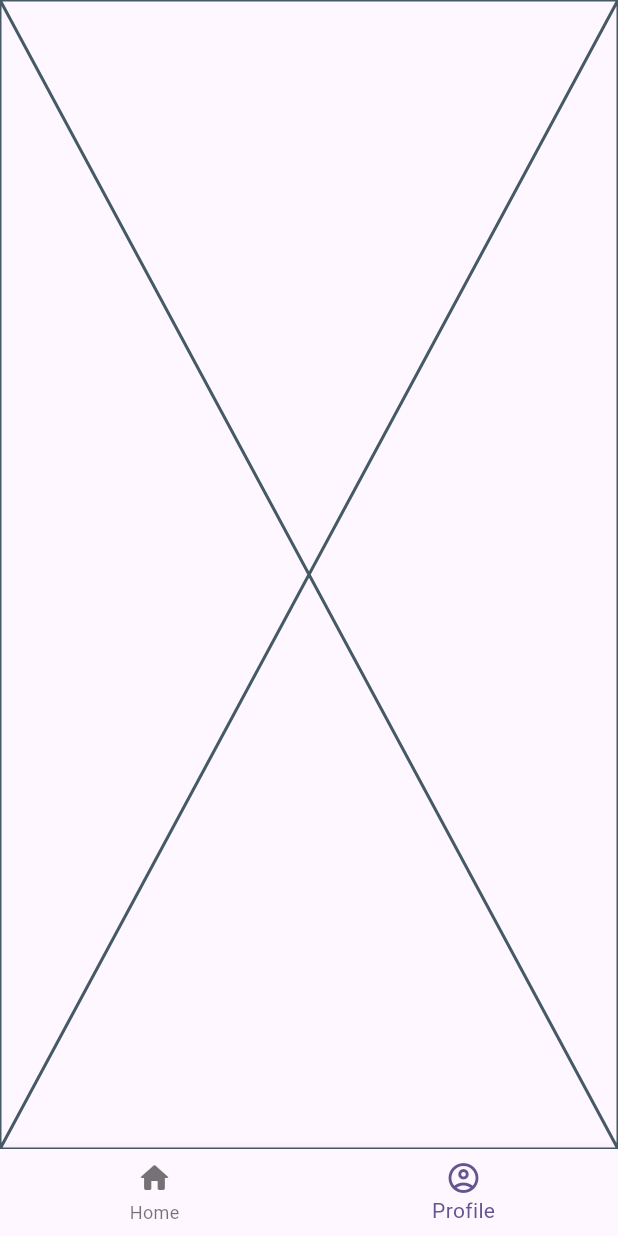
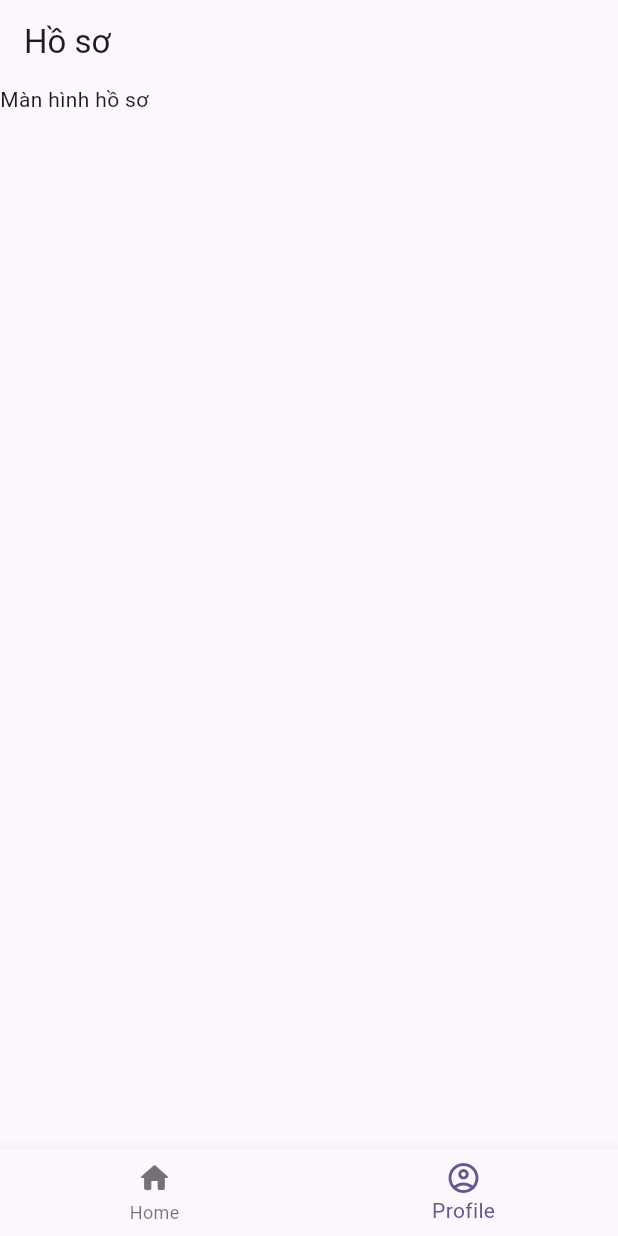
Before and after one commit to thienhdbse170185/F-Journey.Mobile, a Flutter app: the screen it shows after launch, item 2 of the bottom bar chosen, on a phone screen of 412 x 824 dp. Run offline on Flutter 3.47's test engine with Material 3 defaults, Android fonts, the phone set to English and light mode, and no system bars; our stand-ins replace bloc, dio, dotted_border, firebase_auth, firebase_core, flutter_bloc and 9 more; accounts and stored records are empty.

Commit message:
Refactor passenger profile widget to include app bar and body text

```diff
--- a/lib/features/trip/widgets/passenger/profile.dart
+++ b/lib/features/trip/widgets/passenger/profile.dart
@@ -10,6 +10,10 @@ class ProfileWidget extends StatefulWidget {
 class _ProfileWidgetState extends State<ProfileWidget> {
   @override
   Widget build(BuildContext context) {
-    return const Placeholder();
+    return Scaffold(
+        appBar: AppBar(
+          title: const Text('Hồ sơ'),
+        ),
+        body: const Text("Màn hình hồ sơ"));
   }
 }
```
